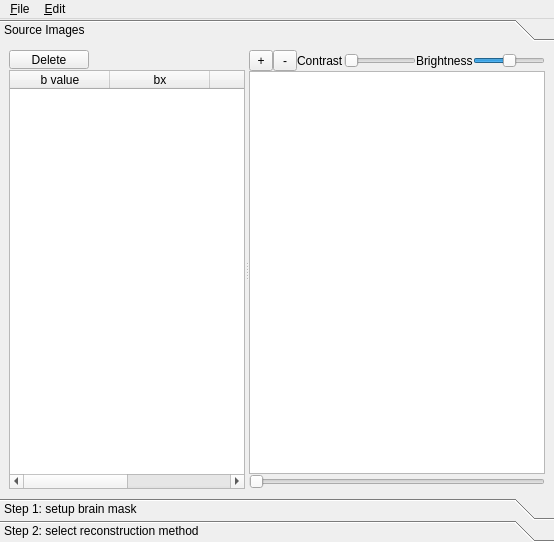
Qt form reconstruction/reconstruction_window.ui (frankyeh/DSI-Studio) before a commit.
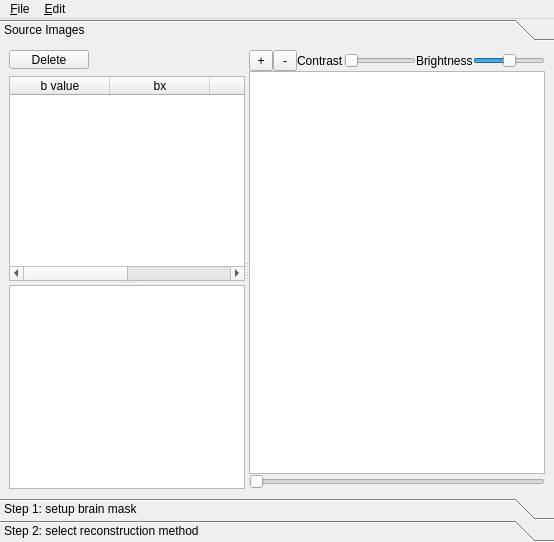
The same form after that commit. The open tabs and pages were chosen to show the change.

```diff
--- a/reconstruction/reconstruction_window.ui
+++ b/reconstruction/reconstruction_window.ui
@@ -75,7 +75,7 @@
             <item>
              <layout class="QVBoxLayout" name="verticalLayout_8">
               <property name="spacing">
-               <number>0</number>
+               <number>6</number>
               </property>
               <item>
                <layout class="QHBoxLayout" name="horizontalLayout_21">
@@ -111,6 +111,25 @@
                </layout>
               </item>
               <item>
+               <widget class="QWidget" name="widget_3" native="true">
+                <property name="minimumSize">
+                 <size>
+                  <width>0</width>
+                  <height>0</height>
+                 </size>
+                </property>
+                <layout class="QVBoxLayout" name="verticalLayout_11">
+                 <property name="spacing">
+                  <number>0</number>
+                 </property>
+                 <property name="margin">
+                  <number>0</number>
+                 </property>
+                 <item>
+                  <widget class="QSplitter" name="splitter_2">
+                   <property name="orientation">
+                    <enum>Qt::Vertical</enum>
+                   </property>
                <widget class="QTableWidget" name="b_table">
                 <property name="selectionMode">
                  <enum>QAbstractItemView::SingleSelection</enum>
@@ -139,6 +158,18 @@
                  </property>
                 </column>
                </widget>
+                   <widget class="QTextBrowser" name="report">
+                    <property name="sizePolicy">
+                     <sizepolicy hsizetype="Preferred" vsizetype="Preferred">
+                      <horstretch>0</horstretch>
+                      <verstretch>0</verstretch>
+                     </sizepolicy>
+                    </property>
+                   </widget>
+                  </widget>
+                 </item>
+                </layout>
+               </widget>
               </item>
              </layout>
             </item>
```
Left out of the diff: 4 changed lines with no effect on the pictures. Lines whose indentation alone changed are shown as unchanged.
